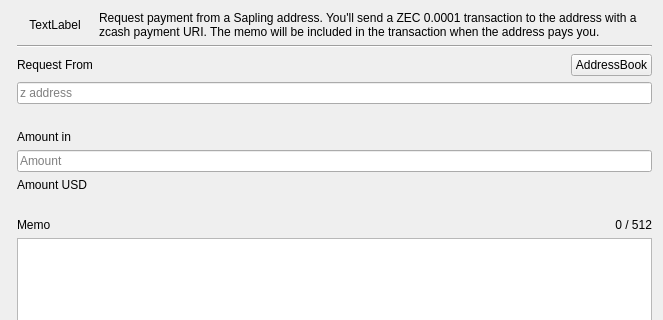
The window that src/requestdialog.ui (ZcashFoundation/zecwallet) describes before a commit, drawn with Qt 5; both pictures show x 0 to 663 and y 0 to 320 of the 663 by 529 pixel window.
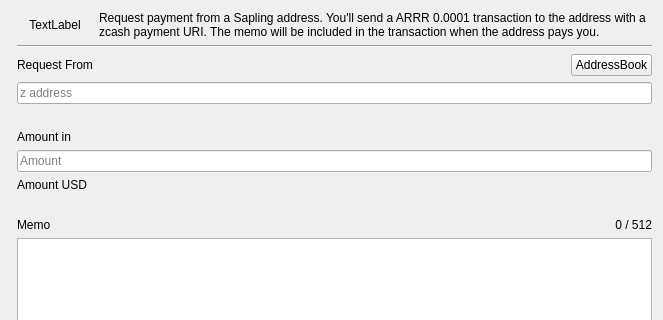
The same window after the commit. Custom widgets are drawn as their Qt base class.

Diff of the .ui file:
```diff
--- a/src/requestdialog.ui
+++ b/src/requestdialog.ui
@@ -216,7 +216,7 @@
    <item row="0" column="2" colspan="2">
     <widget class="QLabel" name="lblHeader">
      <property name="text">
-      <string>Request payment from a Sapling address. You'll send a ZEC 0.0001 transaction to the address with a zcash payment URI. The memo will be included in the transaction when the address pays you.</string>
+      <string>Request payment from a Sapling address. You'll send a ARRR 0.0001 transaction to the address with a zcash payment URI. The memo will be included in the transaction when the address pays you.</string>
      </property>
      <property name="wordWrap">
       <bool>true</bool>
```
